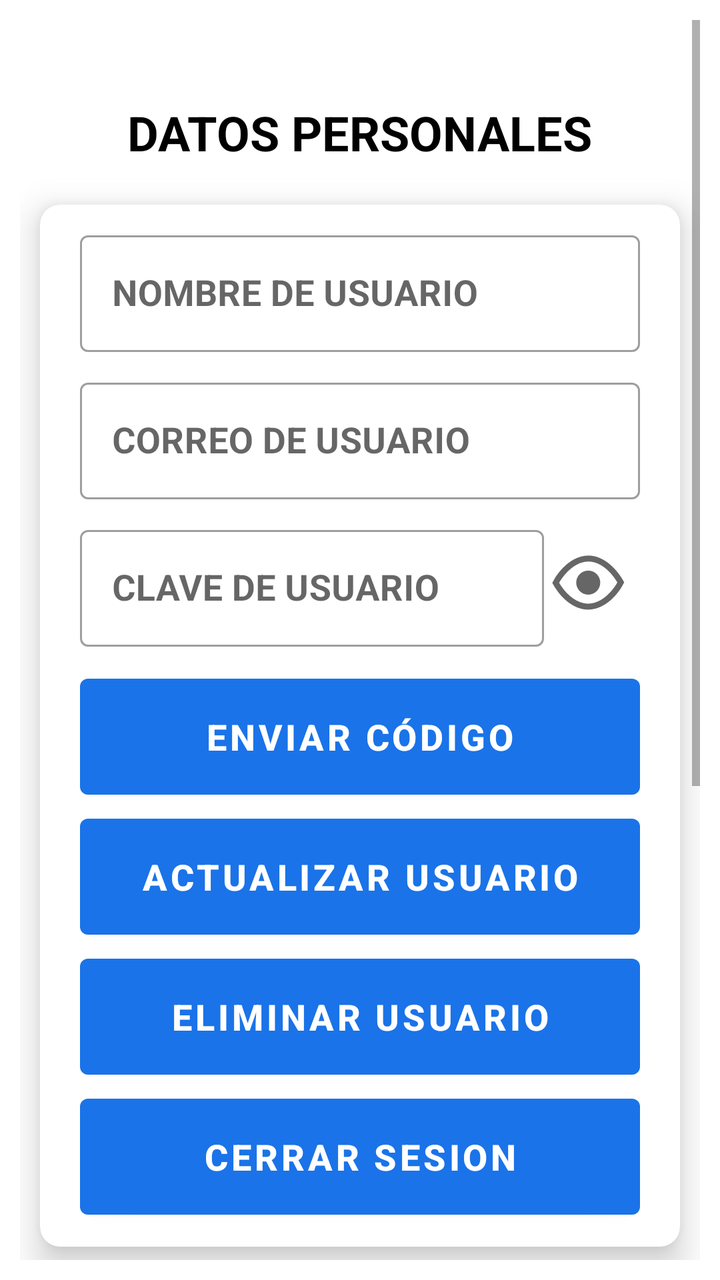
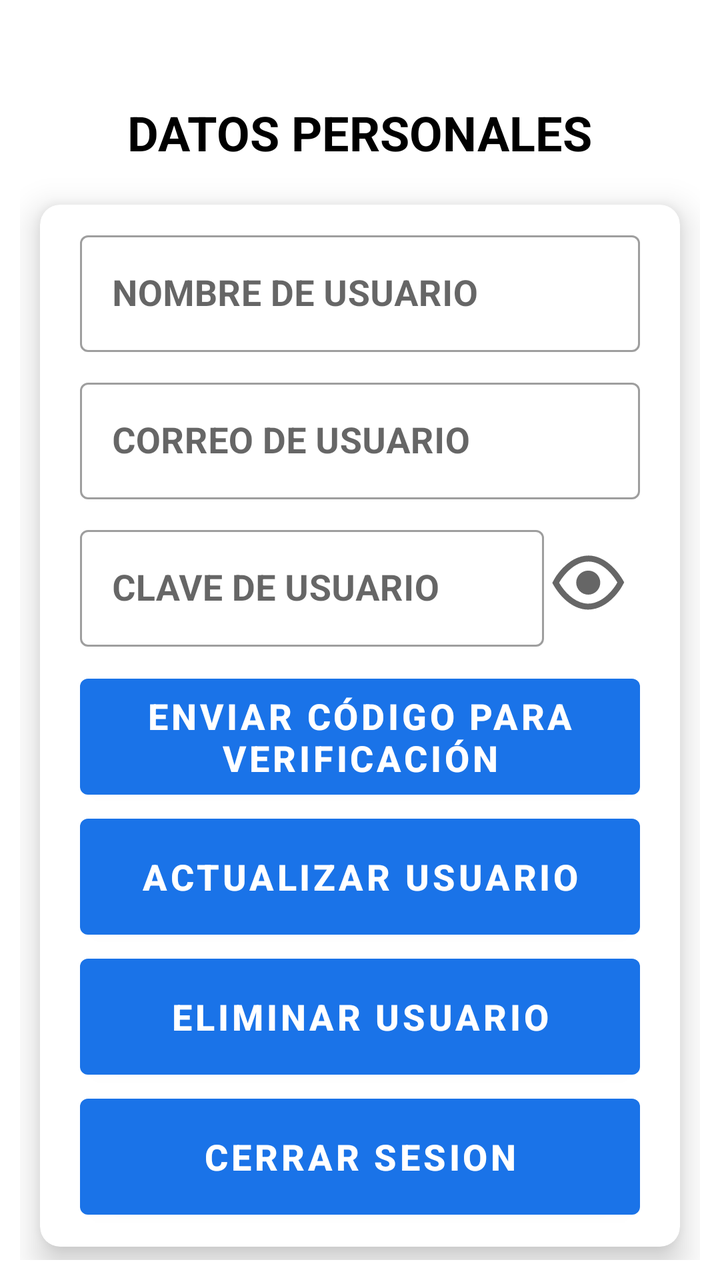

The first picture is an Android layout as it rendered before a commit; the second is the same layout after the commit. The layout source and the unified diff follow.
<!-- AndroidManifest.xml: application theme Theme.Login -->
<!-- res/layout/fragment_user.xml -->
<?xml version="1.0" encoding="utf-8"?>
<ScrollView
    xmlns:android="http://schemas.android.com/apk/res/android"
    xmlns:app="http://schemas.android.com/apk/res-auto"
    xmlns:tools="http://schemas.android.com/tools"
    android:layout_width="match_parent"
    android:layout_height="match_parent"
    android:padding="@dimen/short1_dp"
    tools:context=".presentation.mvvm.ui.fragment.UserFragment">

    <LinearLayout
        android:layout_width="match_parent"
        android:layout_height="wrap_content"
        android:orientation="vertical">

        
        <TextView
            style="@style/MyTitleActivity"
            android:layout_width="wrap_content"
            android:layout_height="wrap_content"
            android:text="@string/title1_user" />

        
        <com.google.android.material.card.MaterialCardView
            android:layout_width="match_parent"
            android:layout_height="wrap_content"
            app:cardCornerRadius="@dimen/short1_dp"
            app:cardElevation="@dimen/short1_dp"
            app:cardBackgroundColor="?attr/colorSurface"
            android:layout_margin="@dimen/short1_dp">

            <LinearLayout
                android:layout_width="match_parent"
                android:layout_height="wrap_content"
                android:orientation="vertical"
                android:padding="@dimen/short1_dp">

                <com.google.android.material.textfield.TextInputLayout
                    style="@style/Widget.MaterialComponents.TextInputLayout.OutlinedBox"
                    android:layout_width="match_parent"
                    android:layout_height="wrap_content"
                    android:layout_gravity="center"
                    android:layout_marginHorizontal="@dimen/short1_dp"
                    android:layout_marginBottom="@dimen/short1_dp"
                    app:hintEnabled="true">

                    <com.google.android.material.textfield.TextInputEditText
                        style="@style/MyEditText"
                        android:id="@+id/inputName"
                        android:layout_width="match_parent"
                        android:layout_height="wrap_content"
                        android:autofillHints="username"
                        android:hint="@string/name_user"
                        android:inputType="text" />
                </com.google.android.material.textfield.TextInputLayout>

                <com.google.android.material.textfield.TextInputLayout
                    style="@style/Widget.MaterialComponents.TextInputLayout.OutlinedBox"
                    android:layout_width="match_parent"
                    android:layout_height="wrap_content"
                    android:layout_gravity="center"
                    android:layout_marginHorizontal="@dimen/short1_dp"
                    android:layout_marginBottom="@dimen/short1_dp"
                    app:hintEnabled="true">

                    <com.google.android.material.textfield.TextInputEditText
                        style="@style/MyEditText"
                        android:id="@+id/inputEmail"
                        android:layout_width="match_parent"
                        android:layout_height="wrap_content"
                        android:autofillHints="username"
                        android:hint="@string/email_user"
                        android:inputType="textEmailAddress" />
                </com.google.android.material.textfield.TextInputLayout>

                <LinearLayout
                    android:layout_width="match_parent"
                    android:layout_height="wrap_content"
                    android:layout_gravity="center"
                    android:layout_marginHorizontal="@dimen/short1_dp"
                    android:layout_marginBottom="@dimen/short1_dp"
                    android:orientation="horizontal">

                    <com.google.android.material.textfield.TextInputLayout
                        style="@style/Widget.MaterialComponents.TextInputLayout.OutlinedBox"
                        android:layout_width="0dp"
                        android:layout_height="wrap_content"
                        android:layout_weight="1">

                        <com.google.android.material.textfield.TextInputEditText
                            style="@style/MyEditText"
                            android:id="@+id/inputPassword"
                            android:layout_width="match_parent"
                            android:layout_height="wrap_content"
                            android:autofillHints="password"
                            android:hint="@string/password_user"
                            android:inputType="textPassword" />
                    </com.google.android.material.textfield.TextInputLayout>

                    <ImageButton
                        style="@style/MyImageButton"
                        android:id="@+id/btnSeePassword"
                        android:layout_width="@dimen/short2_dp"
                        android:layout_height="@dimen/short2_dp"
                        android:contentDescription="@string/see_password"
                        android:src="@drawable/show_password" />
                </LinearLayout>

                
                <Button
                    style="@style/MyButton"
                    android:id="@+id/btnSendCode"
                    android:layout_width="match_parent"
                    android:layout_height="@dimen/short3_dp"
                    android:layout_marginHorizontal="@dimen/short1_dp"
                    android:text="@string/code"/>

                
                <Button
                    style="@style/MyButton"
                    android:id="@+id/btnUpdate"
                    android:layout_width="match_parent"
                    android:layout_height="@dimen/short3_dp"
                    android:layout_marginHorizontal="@dimen/short1_dp"
                    android:text="@string/update" />

                
                <Button
                    style="@style/MyButton"
                    android:id="@+id/btnDelete"
                    android:layout_width="match_parent"
                    android:layout_height="@dimen/short3_dp"
                    android:layout_marginHorizontal="@dimen/short1_dp"
                    android:text="@string/delete" />

                
                <Button
                    style="@style/MyButton"
                    android:id="@+id/btnLogout"
                    android:layout_width="match_parent"
                    android:layout_height="@dimen/short3_dp"
                    android:layout_marginHorizontal="@dimen/short1_dp"
                    android:text="@string/logout" />
            </LinearLayout>
        </com.google.android.material.card.MaterialCardView>

        
        <TextView
            style="@style/MyTitleActivity"
            android:layout_width="wrap_content"
            android:layout_height="wrap_content"
            android:text="@string/title2_user" />

        
        <com.google.android.material.card.MaterialCardView
            android:layout_width="match_parent"
            android:layout_height="wrap_content"
            app:cardCornerRadius="@dimen/short1_dp"
            app:cardElevation="@dimen/short1_dp"
            app:cardBackgroundColor="?attr/colorSurface"
            android:layout_marginTop="@dimen/short1_dp"
            android:layout_marginStart="@dimen/short1_dp"
            android:layout_marginEnd="@dimen/short1_dp"
            android:layout_marginBottom="@dimen/short2_dp">

            <LinearLayout
                android:orientation="vertical"
                android:padding="@dimen/short1_dp"
                android:layout_width="match_parent"
                android:layout_height="wrap_content">

                <com.google.android.material.switchmaterial.SwitchMaterial
                    android:id="@+id/switchPaymentNotifications"
                    android:layout_width="match_parent"
                    android:layout_height="wrap_content"
                    android:text="@string/payments_notifications_user"/>

                <com.google.android.material.switchmaterial.SwitchMaterial
                    android:id="@+id/switchMeetingNotifications"
                    android:layout_width="match_parent"
                    android:layout_height="wrap_content"
                    android:text="@string/meetings_notifications_user"/>

                <com.google.android.material.switchmaterial.SwitchMaterial
                    android:id="@+id/switchGeneralNotifications"
                    android:layout_width="match_parent"
                    android:layout_height="wrap_content"
                    android:text="@string/general_notifications_user"/>

                
                <Button
                    style="@style/MyButton"
                    android:id="@+id/btnSaveNotifications"
                    android:layout_width="match_parent"
                    android:layout_height="@dimen/short3_dp"
                    android:layout_marginHorizontal="@dimen/short1_dp"
                    android:text="@string/configuration_save_user"/>
            </LinearLayout>
        </com.google.android.material.card.MaterialCardView>
    </LinearLayout>
</ScrollView>
<!-- resources referenced by this layout -->
<resources>
  <dimen name="short1_dp">10dp</dimen>
  <dimen name="short2_dp">48dp</dimen>
  <dimen name="short3_dp">70dp</dimen>
  <string name="code">ENVIAR CÓDIGO</string>
  <string name="configuration_save_user">GUARDAR CONFIGURACIÓN</string>
  <string name="delete">ELIMINAR USUARIO</string>
  <string name="email_user">CORREO DE USUARIO</string>
  <string name="general_notifications_user">NOTIFICACIONES GENERALES</string>
  <string name="logout">CERRAR SESION</string>
  <string name="meetings_notifications_user">NOTIFICACIONES DE REUNIONES</string>
  <string name="name_user">NOMBRE DE USUARIO</string>
  <string name="password_user">CLAVE DE USUARIO</string>
  <string name="payments_notifications_user">NOTIFICACIONES DE PAGOS</string>
  <string name="see_password">VER CLAVE</string>
  <string name="title1_user">DATOS PERSONALES</string>
  <string name="title2_user">CONFIGURACIÓN DE NOTIFICACIONES</string>
  <string name="update">ACTUALIZAR USUARIO</string>
  <style name="MyButton" parent="Widget.MaterialComponents.Button">
          <item name="android:textSize">18sp</item>
          <item name="android:textAlignment">center</item>
          <item name="android:textStyle">bold</item>
          <item name="android:layout_gravity">center</item>
          <item name="android:maxWidth">320dp</item>
          <item name="iconTint">@null</item>
          <item name="backgroundTint">?attr/colorPrimary</item>
          <item name="iconGravity">textStart</item>
      </style>
  <style name="MyEditText" parent="Widget.MaterialComponents.TextInputEditText.OutlinedBox">
          <item name="android:textSize">18sp</item>
          <item name="android:textAlignment">textStart</item>
          <item name="android:textStyle">bold</item>
          <item name="android:textColorHint">?attr/colorOnSecondary</item>
          <item name="android:layout_gravity">center</item>
          <item name="android:maxLength">28</item>
      </style>
  <style name="MyImageButton" parent="Widget.MaterialComponents.Button.OutlinedButton.Icon">
          <item name="iconTint">?attr/colorOnPrimary</item>
          <item name="backgroundTint">?attr/colorPrimary</item>
          <item name="android:layout_gravity">center</item>
      </style>
  <style name="MyTitleActivity" parent="TextAppearance.MaterialComponents.Headline5">
          <item name="android:textSize">24sp</item>
          <item name="android:textAlignment">center</item>
          <item name="android:textStyle">bold</item>
          <item name="android:layout_gravity">center</item>
          <item name="android:layout_marginTop">40dp</item>
          <item name="android:layout_marginBottom">10dp</item>
          <item name="android:textColor">?attr/colorOnSurface</item>
      </style>
  <style name="Theme.Login" parent="Theme.MaterialComponents.DayNight.NoActionBar">
          
          <item name="colorPrimary">@color/colorPrimaryLight</item>
          <item name="colorOnPrimary">@color/colorOnPrimaryLight</item>
          
          <item name="colorSecondary">@color/colorSecondaryLight</item>
          <item name="colorOnSecondary">@color/colorOnSecondaryLight</item>
          
          <item name="android:statusBarColor">?attr/colorPrimary</item>
          
          <item name="colorOnBackground">@color/colorOnBackgroundLight</item>
      </style>
  <color name="colorPrimaryLight">#1A73E8</color>
  <color name="colorOnPrimaryLight">#FFFFFF</color>
  <color name="colorSecondaryLight">#1A73E8</color>
  <color name="colorOnSecondaryLight">#000000</color>
  <color name="colorOnBackgroundLight">#FFFFFF</color>
  <!-- unchanged entries left out for length: 1 -->
</resources>

<!-- the commit's change to res/layout/fragment_user.xml (unified diff, before → after) -->
@@ -18,7 +18,7 @@
             style="@style/MyTitleActivity"
             android:layout_width="wrap_content"
             android:layout_height="wrap_content"
-            android:text="@string/title1_user" />
+            android:text="@string/fragment_user_lb_title" />
 
         
         <com.google.android.material.card.MaterialCardView
@@ -50,7 +50,7 @@
                         android:layout_width="match_parent"
                         android:layout_height="wrap_content"
                         android:autofillHints="username"
-                        android:hint="@string/name_user"
+                        android:hint="@string/input_name"
                         android:inputType="text" />
                 </com.google.android.material.textfield.TextInputLayout>
 
@@ -69,7 +69,7 @@
                         android:layout_width="match_parent"
                         android:layout_height="wrap_content"
                         android:autofillHints="username"
-                        android:hint="@string/email_user"
+                        android:hint="@string/input_email"
                         android:inputType="textEmailAddress" />
                 </com.google.android.material.textfield.TextInputLayout>
 
@@ -93,7 +93,7 @@
                             android:layout_width="match_parent"
                             android:layout_height="wrap_content"
                             android:autofillHints="password"
-                            android:hint="@string/password_user"
+                            android:hint="@string/input_password"
                             android:inputType="textPassword" />
                     </com.google.android.material.textfield.TextInputLayout>
 
@@ -102,7 +102,7 @@
                         android:id="@+id/btnSeePassword"
                         android:layout_width="@dimen/short2_dp"
                         android:layout_height="@dimen/short2_dp"
-                        android:contentDescription="@string/see_password"
+                        android:contentDescription="@string/cd_see_password"
                         android:src="@drawable/show_password" />
                 </LinearLayout>
 
@@ -113,7 +113,7 @@
                     android:layout_width="match_parent"
                     android:layout_height="@dimen/short3_dp"
                     android:layout_marginHorizontal="@dimen/short1_dp"
-                    android:text="@string/code"/>
+                    android:text="@string/fragment_user_btn_code"/>
 
                 
                 <Button
@@ -122,7 +122,7 @@
                     android:layout_width="match_parent"
                     android:layout_height="@dimen/short3_dp"
                     android:layout_marginHorizontal="@dimen/short1_dp"
-                    android:text="@string/update" />
+                    android:text="@string/fragment_user_btn_update" />
 
                 
                 <Button
@@ -131,7 +131,7 @@
                     android:layout_width="match_parent"
                     android:layout_height="@dimen/short3_dp"
                     android:layout_marginHorizontal="@dimen/short1_dp"
-                    android:text="@string/delete" />
+                    android:text="@string/fragment_user_btn_delete" />
 
                 
                 <Button
@@ -140,61 +140,7 @@
                     android:layout_width="match_parent"
                     android:layout_height="@dimen/short3_dp"
                     android:layout_marginHorizontal="@dimen/short1_dp"
-                    android:text="@string/logout" />
-            </LinearLayout>
-        </com.google.android.material.card.MaterialCardView>
-
-        
-        <TextView
-            style="@style/MyTitleActivity"
-            android:layout_width="wrap_content"
-            android:layout_height="wrap_content"
-            android:text="@string/title2_user" />
-
-        
-        <com.google.android.material.card.MaterialCardView
-            android:layout_width="match_parent"
-            android:layout_height="wrap_content"
-            app:cardCornerRadius="@dimen/short1_dp"
-            app:cardElevation="@dimen/short1_dp"
-            app:cardBackgroundColor="?attr/colorSurface"
-            android:layout_marginTop="@dimen/short1_dp"
-            android:layout_marginStart="@dimen/short1_dp"
-            android:layout_marginEnd="@dimen/short1_dp"
-            android:layout_marginBottom="@dimen/short2_dp">
-
-            <LinearLayout
-                android:orientation="vertical"
-                android:padding="@dimen/short1_dp"
-                android:layout_width="match_parent"
-                android:layout_height="wrap_content">
-
-                <com.google.android.material.switchmaterial.SwitchMaterial
-                    android:id="@+id/switchPaymentNotifications"
-                    android:layout_width="match_parent"
-                    android:layout_height="wrap_content"
-                    android:text="@string/payments_notifications_user"/>
-
-                <com.google.android.material.switchmaterial.SwitchMaterial
-                    android:id="@+id/switchMeetingNotifications"
-                    android:layout_width="match_parent"
-                    android:layout_height="wrap_content"
-                    android:text="@string/meetings_notifications_user"/>
-
-                <com.google.android.material.switchmaterial.SwitchMaterial
-                    android:id="@+id/switchGeneralNotifications"
-                    android:layout_width="match_parent"
-                    android:layout_height="wrap_content"
-                    android:text="@string/general_notifications_user"/>
-
-                
-                <Button
-                    style="@style/MyButton"
-                    android:id="@+id/btnSaveNotifications"
-                    android:layout_width="match_parent"
-                    android:layout_height="@dimen/short3_dp"
-                    android:layout_marginHorizontal="@dimen/short1_dp"
-                    android:text="@string/configuration_save_user"/>
+                    android:text="@string/fragment_user_btn_logout" />
             </LinearLayout>
         </com.google.android.material.card.MaterialCardView>
     </LinearLayout>
<!-- resource entries referenced after the edit -->
@@ -3,20 +3,15 @@
   <dimen name="short1_dp">10dp</dimen>
   <dimen name="short2_dp">48dp</dimen>
   <dimen name="short3_dp">70dp</dimen>
-  <string name="code">ENVIAR CÓDIGO</string>
-  <string name="configuration_save_user">GUARDAR CONFIGURACIÓN</string>
-  <string name="delete">ELIMINAR USUARIO</string>
-  <string name="email_user">CORREO DE USUARIO</string>
-  <string name="general_notifications_user">NOTIFICACIONES GENERALES</string>
-  <string name="logout">CERRAR SESION</string>
-  <string name="meetings_notifications_user">NOTIFICACIONES DE REUNIONES</string>
-  <string name="name_user">NOMBRE DE USUARIO</string>
-  <string name="password_user">CLAVE DE USUARIO</string>
-  <string name="payments_notifications_user">NOTIFICACIONES DE PAGOS</string>
-  <string name="see_password">VER CLAVE</string>
-  <string name="title1_user">DATOS PERSONALES</string>
-  <string name="title2_user">CONFIGURACIÓN DE NOTIFICACIONES</string>
-  <string name="update">ACTUALIZAR USUARIO</string>
+  <string name="cd_see_password">VER CLAVE</string>
+  <string name="fragment_user_btn_code">ENVIAR CÓDIGO PARA VERIFICACIÓN</string>
+  <string name="fragment_user_btn_delete">ELIMINAR USUARIO</string>
+  <string name="fragment_user_btn_logout">CERRAR SESION</string>
+  <string name="fragment_user_btn_update">ACTUALIZAR USUARIO</string>
+  <string name="fragment_user_lb_title">DATOS PERSONALES</string>
+  <string name="input_email">CORREO DE USUARIO</string>
+  <string name="input_name">NOMBRE DE USUARIO</string>
+  <string name="input_password">CLAVE DE USUARIO</string>
   <style name="MyButton" parent="Widget.MaterialComponents.Button">
           <item name="android:textSize">18sp</item>
           <item name="android:textAlignment">center</item>
